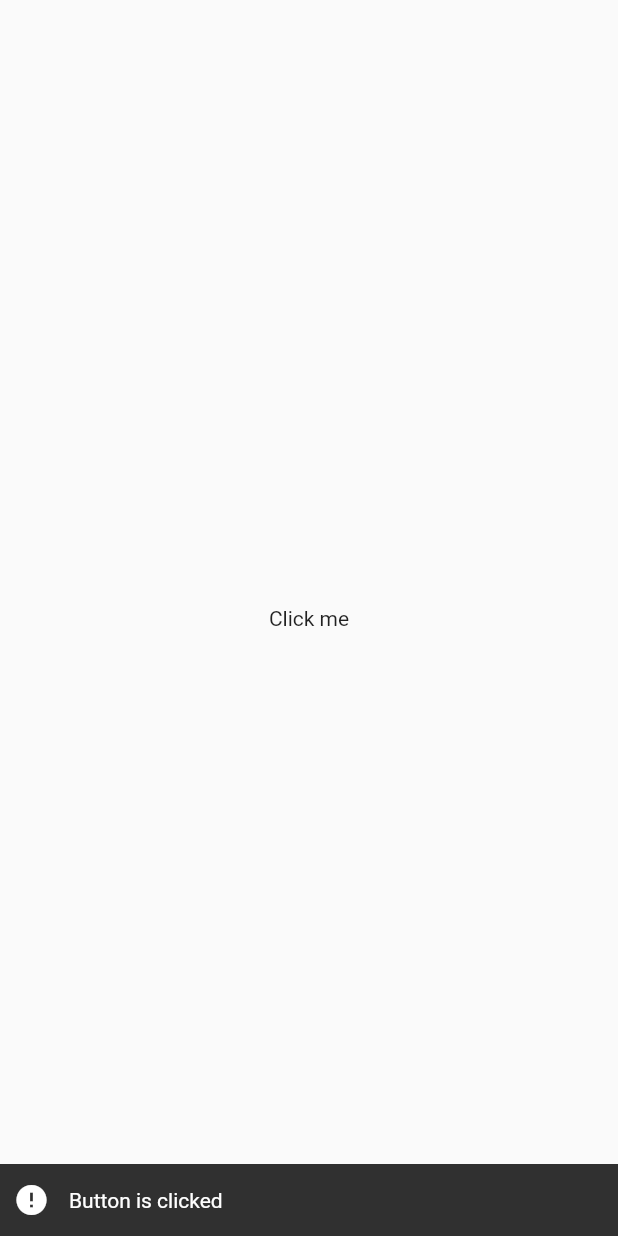
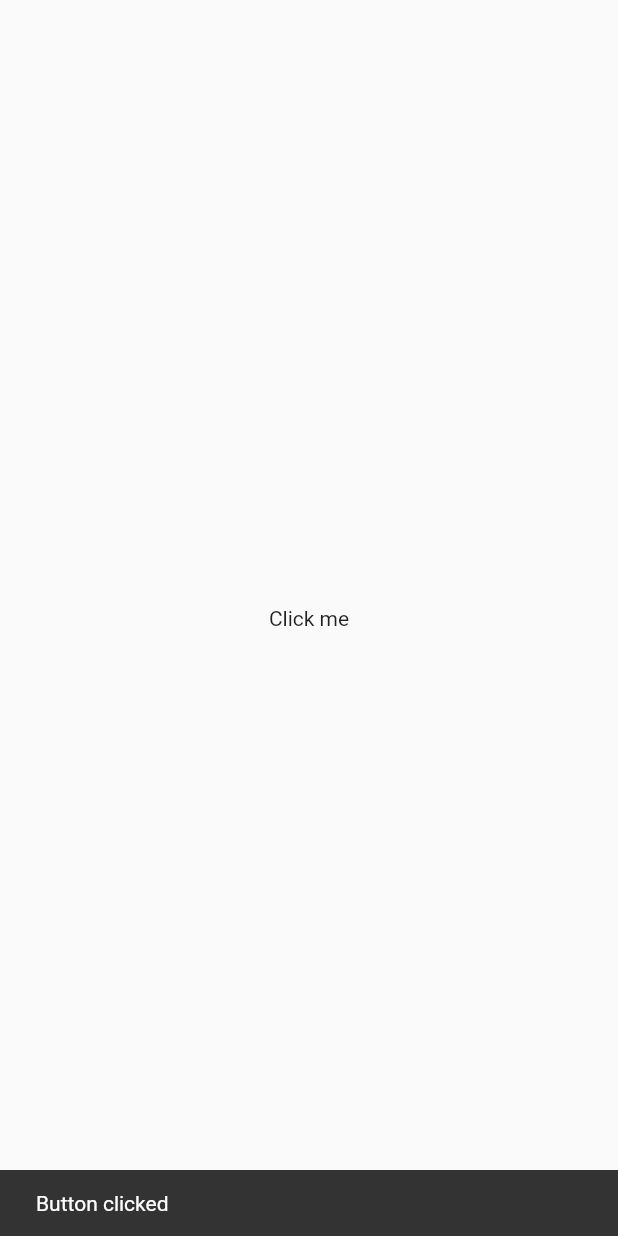
Before and after one commit to ShahedMohammadHridoy/flutter-mvvm, a Flutter app: the screen it shows after launch, after a tap on "Click me", on a phone screen of 412 x 824 dp. Run offline on Flutter 3.47's test engine with Material 2 defaults, Android fonts, the phone set to English and light mode, and no system bars; drawn by our look-alikes of another_flushbar; our stand-ins replace fluttertoast.

```diff
--- a/lib/utils/utils.dart
+++ b/lib/utils/utils.dart
@@ -35,4 +35,10 @@ class Utils {
       )..show(context),
     );
   }
+
+  static snackBar(String message, BuildContext context) {
+    return ScaffoldMessenger.of(context).showSnackBar(SnackBar(
+        // backgroundColor: Colors.red,
+        content: Text(message)));
+  }
 }
--- a/lib/view/login_screen.dart
+++ b/lib/view/login_screen.dart
@@ -20,7 +20,9 @@ class _LoginScreenState extends State<LoginScreen> {
           // Navigator.pushNamed(context, RoutesName.home);
           // Navigator.push(context,
           //     MaterialPageRoute(builder: (context) => const HomeScreen()));
-          Utils.flashBarErrorMessage(/*'Hello',*/'Button is clicked', context);
+          // Utils.toastMessage('Button is clicked');
+          // Utils.flashBarErrorMessage(/*'Hello',*/'Button is clicked', context);
+          Utils.snackBar('Button clicked', context);
         },
         child: const Text('Click me'),
       ),
```
